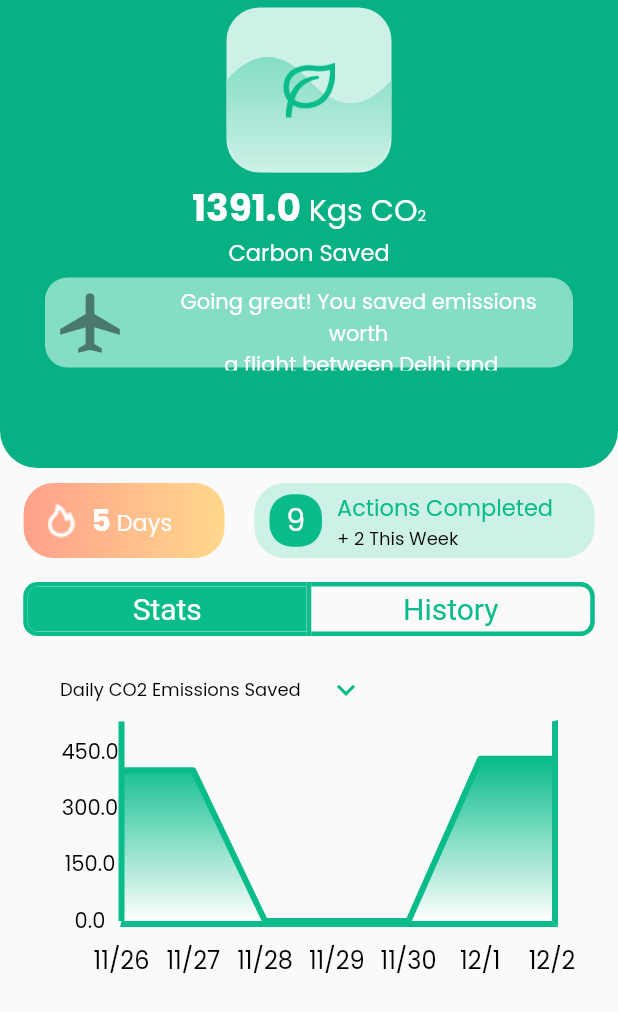
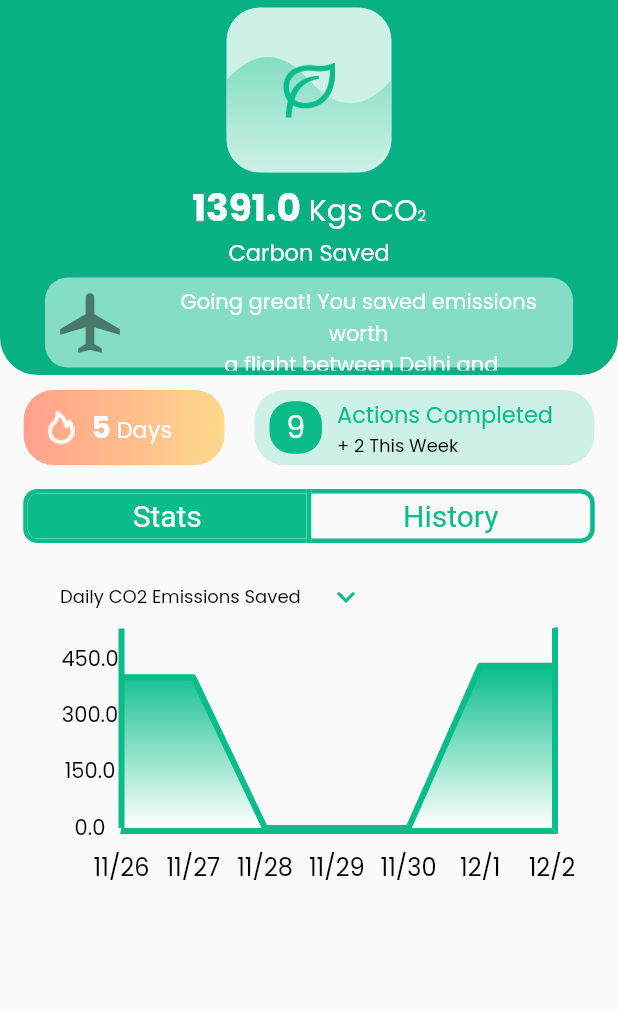
Before and after one commit to jeyeong/climate-ark-app, a Flutter app: the ImpactPage screen opened directly, on a phone screen of 412 x 824 dp. Shown: the top 1012 px of the screen. Run offline on Flutter 3.47's test engine with Material 2 defaults, Android fonts, the phone set to English and light mode, and no system bars; drawn by our look-alikes of fl_chart; our stand-ins replace cloud_firestore, firebase_auth, firebase_core, fluttericon; accounts and stored records are empty.

Commit message:
fixed impact apge

```diff
--- a/canvas/lib/components/impact_page/history_list.dart
+++ b/canvas/lib/components/impact_page/history_list.dart
@@ -31,7 +31,6 @@ class HistoryListCard extends StatelessWidget {
       String score = "+" + completedActions[i].carbonScore.toString();
       data2.add([actionName, score, dateStr]);
     });
-    data2 = data2.reversed.toList();
 
     return Container(
         width: double.infinity,
--- a/canvas/lib/views/impact_page.dart
+++ b/canvas/lib/views/impact_page.dart
@@ -54,13 +54,13 @@ class _ImpactPageState extends State<ImpactPage> {
 
     return Scaffold(
         body: SafeArea(
-            child: Center(
+            child: SingleChildScrollView(
                 child: Container(
       child: Column(
         children: [
           Container(
             width: MediaQuery.of(context).size.width,
-            height: MediaQuery.of(context).size.height / 2 - 100,
+            // height: MediaQuery.of(context).size.height / 2 - 100,
             decoration: const BoxDecoration(
               color: Color(0xff08b184),
               shape: BoxShape.rectangle,
```
